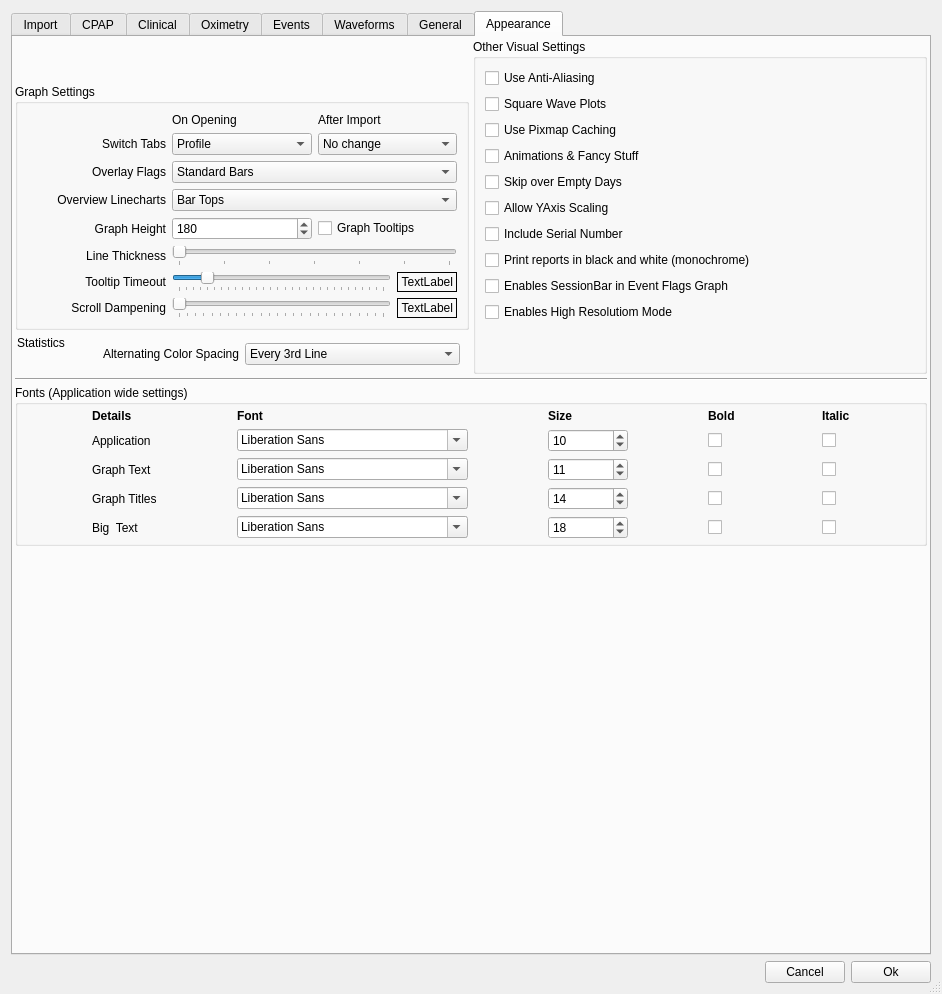
Qt form oscar/preferencesdialog.ui (littleyoda/oscar) before a commit.
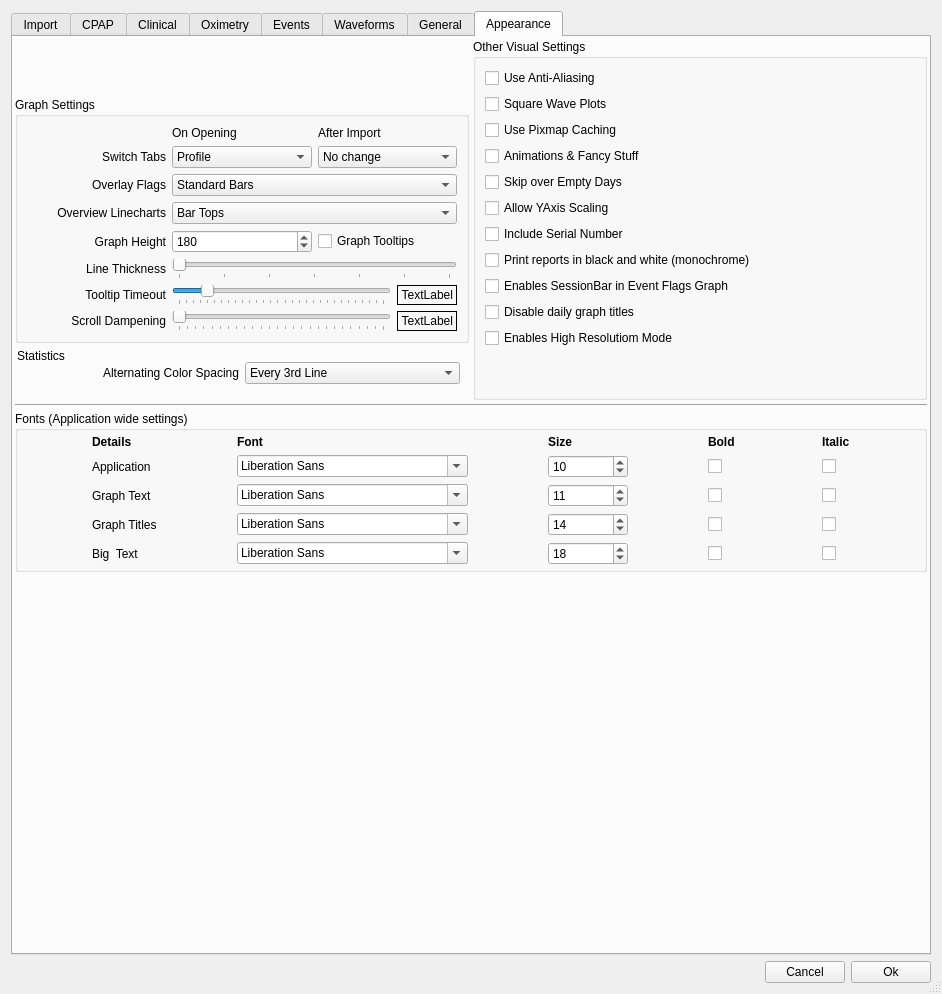
The same form after that commit. Icons and pictures are not drawn.

Commit message: New - added option to disable daily Graph titles       requested for high resolution displays

The edit to the form file:
```diff
--- a/oscar/preferencesdialog.ui
+++ b/oscar/preferencesdialog.ui
@@ -2903,6 +2903,16 @@
                  </property>
                 </widget>
                </item>
+               <item>
+                <widget class="QCheckBox" name="disableDailyGraphTitles">
+                 <property name="toolTip">
+                  <string>Needed for high Resolution displays where title overwrites labels</string>
+                 </property>
+                 <property name="text">
+                  <string>Disable daily graph titles</string>
+                 </property>
+                </widget>
+               </item>
                <item>
                 <widget class="QCheckBox" name="highResolution">
                  <property name="toolTip">
```
The commit also changes 4 other files.
